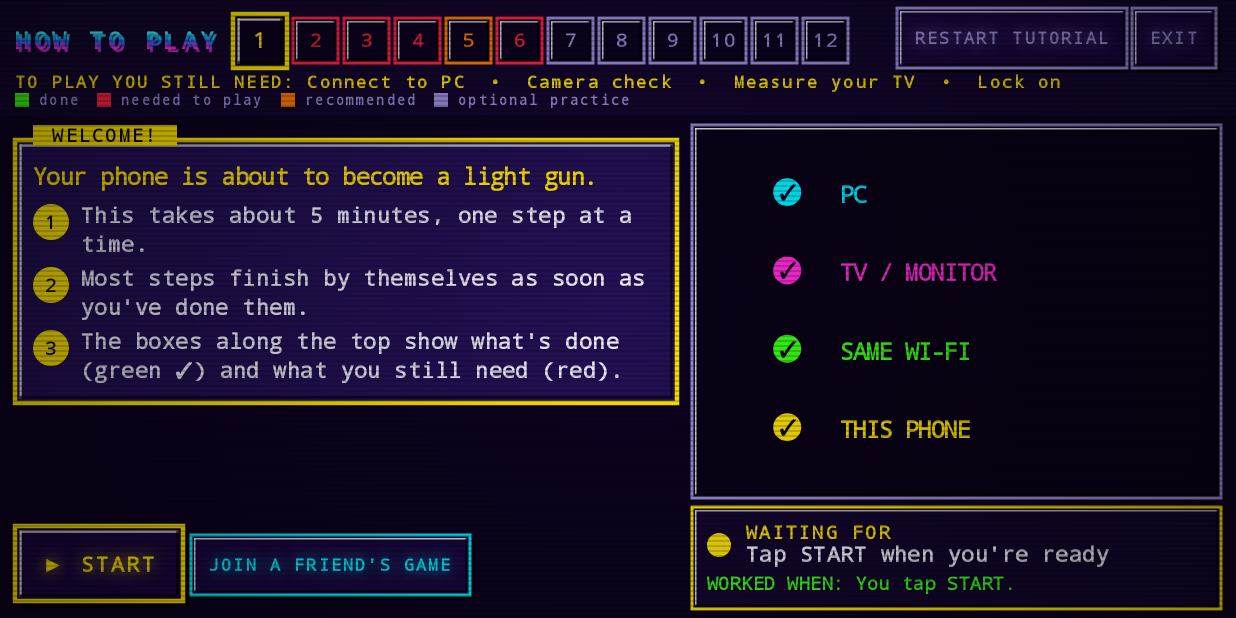
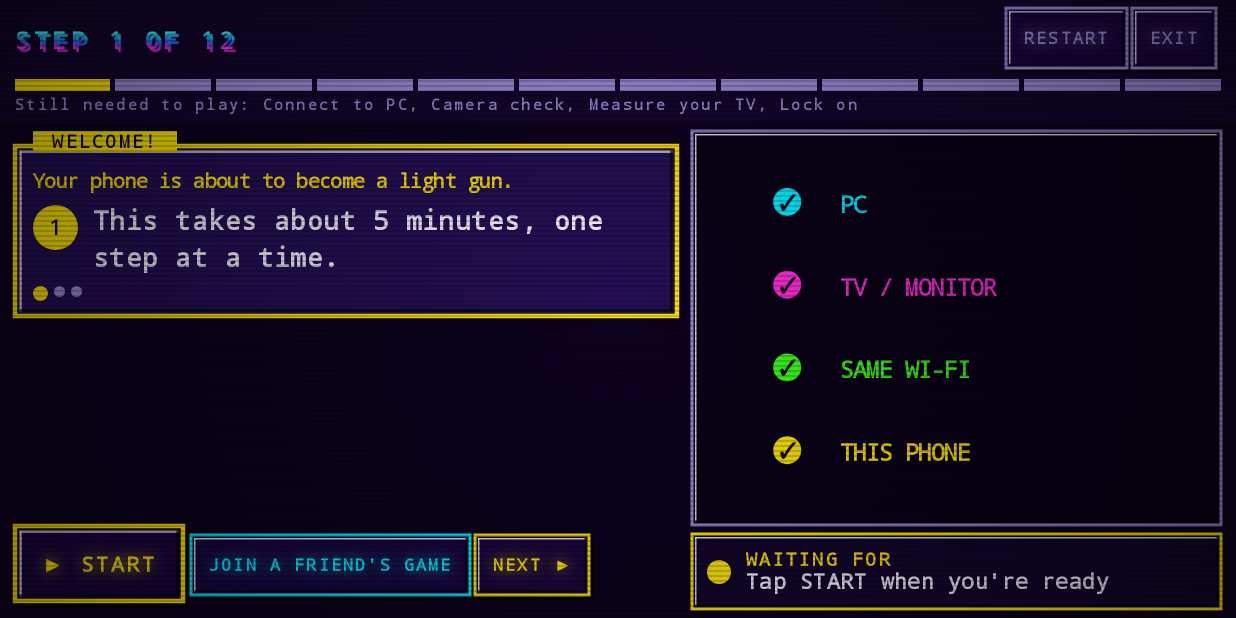
Before and after one commit to Fendercastercode/phone-lightgun, an Android app built with Jetpack Compose: the screen it shows after launch (MainActivity), on a phone screen of 824 x 412 dp (held sideways). Run offline under Robolectric (Android 15) with nearby library versions, the phone set to English and light mode, and no system bars; libraries missing offline, so code that uses them is left out: com.google.ar.core, com.journeyapps.barcodescanner, org.opencv.android, org.opencv.core, org.opencv.objdetect; 1 statement that could not run was skipped.

Commit message:
Step-by-step tutorial, in-play recalibrate, free-mouse toggle, loaded-game title
- Tutorial shows one instruction at a time with Back/Next and a slim progress bar
- Play: RECALIBRATE runs barrel calibration; host pauses RetroArch meanwhile
- Play: FREE MOUSE / GUN ON hands the PC mouse back (mouse_pause message)
- Play HUD shows the loaded game title from the PC's emulator status

Co-Authored-By: Claude Sonnet 5.5 <noreply@anthropic.com>

```diff
--- a/android/app/src/main/java/dev/lightgun/ui/Tutorial.kt
+++ b/android/app/src/main/java/dev/lightgun/ui/Tutorial.kt
@@ -201,7 +201,9 @@ private fun stages(onScanQr: () -> Unit): List<Stage> = listOf(
         "Last step: start a game on the PC. The PC app spots the emulator and game by itself.",
         listOf("On the PC, open RetroArch (or MAME, etc.) and load a light-gun game, full screen.",
             "The PC window shows if the emulator isn't seeing the gun - click FIX there (or tap FIX in PLAY).",
-            "RetroArch: after a fix, load the game again. Then tap PLAY!"),
+            "RetroArch: after a fix, load the game again. Then tap PLAY!",
+            "Aim feels off later? In PLAY tap RECALIBRATE. It pauses the game and shows targets on the TV.",
+            "Need the PC mouse? In PLAY tap FREE MOUSE, then GUN ON when you're done."),
         Art.GAME, success = "Shots land where you aim in the game.",
         stuck = listOf("Switched games? Just load the new one - the PC follows it (RetroArch needs Network Commands on; FIX turns it on).",
             "Other emulators: see host/presets.md in the RetroSight folder on your PC."),
@@ -223,6 +225,8 @@ fun TutorialScreen(gun: GunController, aim: AimState, cal: CalibrationController
                    onScanQr: () -> Unit, onFinish: () -> Unit) {
     val list = remember(onScanQr) { stages(onScanQr) }
     var index by rememberSaveable { mutableIntStateOf(0) }
+    // Which instruction of the stage is on screen: one at a time, never the whole list.
+    var sub by rememberSaveable { mutableIntStateOf(0) }
     var cleared by remember { mutableStateOf(false) }
     var showHelp by remember { mutableStateOf(false) }
     // Keyed on hostId: switching to a different pc (or forgetting one and re-adding it, which
@@ -247,7 +251,18 @@ fun TutorialScreen(gun: GunController, aim: AimState, cal: CalibrationController
     val missing = list.filterIndexed { i, st -> st.need == Need.REQUIRED && statuses[i] != Status.DONE }
 
     fun finish() { gun.markHostTutorialDone(true); onFinish() }
-    fun go(i: Int) { cleared = false; showHelp = false; index = i.coerceIn(0, list.lastIndex) }
+    fun go(i: Int, atEnd: Boolean = false) {
+        cleared = false; showHelp = false
+        index = i.coerceIn(0, list.lastIndex)
+        sub = if (atEnd) list[index].steps.lastIndex else 0
+    }
+    val lastSub = stage.steps.lastIndex
+    val subShown = sub.coerceIn(0, lastSub)
+    // once a calibration is actually running, the player is past the instructions: show the last one
+    LaunchedEffect(cal.phase) {
+        if (cal.phase == Phase.SHOOTING || cal.phase == Phase.SCANNING) sub = lastSub
+    }
+    fun back() { if (subShown > 0) sub = subShown - 1 else if (index > 0) go(index - 1, atEnd = true) }
     fun next() = if (index < list.lastIndex) go(index + 1) else finish()
     fun markDone(id: String) { doneOnce = doneOnce + id; gun.addHostTutorialStep(id) }
     // New PC, new room, or just want a clean run: forget every step was ever done instead of
@@ -298,15 +313,24 @@ fun TutorialScreen(gun: GunController, aim: AimState, cal: CalibrationController
                         if (alreadyDone) Text("\u2713 ALREADY DONE - redo it if you like, or tap NEXT",
                             Modifier.fillMaxWidth().background(Color(0xFF0E3A12)).padding(8.dp), style = arcade(12.sp, Neon.Lime))
                         RetroPanel(stage.title, accent = if (alreadyDone) Neon.Lime else stage.color) {
-                            Text(stage.goal, style = body(15.sp, stage.color))
-                            Spacer(Modifier.height(6.dp))
-                            stage.steps.forEachIndexed { i, line ->
-                                Row(Modifier.padding(vertical = 3.dp)) {
-                                    Box(Modifier.size(24.dp).background(stage.color, CircleShape), Alignment.Center) {
-                                        Text("${i + 1}", style = arcade(12.sp, Neon.Night))
+                            if (subShown == 0) {
+                                Text(stage.goal, style = body(13.sp, stage.color))
+                                Spacer(Modifier.height(8.dp))
+                            }
+                            Row(verticalAlignment = Alignment.Top) {
+                                Box(Modifier.size(30.dp).background(stage.color, CircleShape), Alignment.Center) {
+                                    Text("${subShown + 1}", style = arcade(14.sp, Neon.Night))
+                                }
+                                Spacer(Modifier.width(10.dp))
+                                Text(stage.steps[subShown], style = body(18.sp, Neon.White))
+                            }
+                            if (lastSub > 0) {
+                                Spacer(Modifier.height(8.dp))
+                                Row {
+                                    stage.steps.indices.forEach { i ->
+                                        Box(Modifier.padding(end = 4.dp).size(if (i == subShown) 10.dp else 7.dp)
+                                            .background(if (i <= subShown) stage.color else Neon.Dim, CircleShape))
                                     }
-                                    Spacer(Modifier.width(8.dp))
-                                    Text(line, style = body(14.sp, Neon.White))
                                 }
                             }
                         }
@@ -332,8 +356,10 @@ fun TutorialScreen(gun: GunController, aim: AimState, cal: CalibrationController
                         ArcadeButton("JOIN A FRIEND'S GAME", { onScanQr() }, small = true, color = Neon.Cyan)
                     if (stage.stuck.isNotEmpty())
                         ArcadeButton(if (showHelp) "HIDE HELP" else "STUCK?", { showHelp = !showHelp }, small = true, color = Neon.Orange)
-                    if (index > 0) ArcadeButton("\u25C0 BACK", { go(index - 1) }, small = true, color = Neon.Dim)
-                    if (alreadyDone || stage.skippable)
+                    if (index > 0 || subShown > 0) ArcadeButton("\u25C0 BACK", { back() }, small = true, color = Neon.Dim)
+                    if (subShown < lastSub)
+                        ArcadeButton("NEXT \u25B6", { sub = subShown + 1 }, small = true, color = stage.color)
+                    else if (alreadyDone || stage.skippable)
                         ArcadeButton(if (alreadyDone) "NEXT \u25B6" else "SKIP", { next() }, small = true,
                             color = if (alreadyDone) Neon.Lime else Neon.Dim)
                 }
@@ -391,43 +417,23 @@ private fun Header(list: List<Stage>, statuses: List<Status>, index: Int, missin
     var confirmRestart by remember { mutableStateOf(false) }
     Column(Modifier.fillMaxWidth().background(Color(0xFF14062E)).padding(horizontal = 10.dp, vertical = 5.dp)) {
         Row(verticalAlignment = Alignment.CenterVertically) {
-            ChromeTitle("HOW TO PLAY", 16.sp)
-            Spacer(Modifier.width(10.dp))
-            // one chip per step: tap to jump
-            list.forEachIndexed { i, st ->
-                val s = statuses[i]
-                val c = when (s) { Status.DONE -> Neon.Lime; Status.CURRENT -> Neon.Yellow
-                    Status.NEEDED -> if (st.need == Need.RECOMMENDED) Neon.Orange else Neon.Red; Status.OPTIONAL -> Neon.Dim }
-                val selected = i == index
-                Box(Modifier.padding(horizontal = 2.dp).size(if (selected) 36.dp else 30.dp)
-                    .background(if (s == Status.DONE) c else Neon.Night)
-                    .bevel(c, if (selected) 3.dp else 2.dp)
-                    .clickable { onJump(i) }, Alignment.Center) {
-                    Text(if (s == Status.DONE) "\u2713" else "${i + 1}",
-                        style = arcade(if (selected) 14.sp else 12.sp, if (s == Status.DONE) Neon.Night else c))
-                }
-            }
+            ChromeTitle("STEP ${index + 1} OF ${list.size}", 16.sp)
             Spacer(Modifier.weight(1f))
-            ArcadeButton(if (confirmRestart) "TAP AGAIN TO RESTART" else "RESTART TUTORIAL",
+            ArcadeButton(if (confirmRestart) "TAP AGAIN TO RESTART" else "RESTART",
                 { if (confirmRestart) { confirmRestart = false; onRestart() } else confirmRestart = true },
                 small = true, color = if (confirmRestart) Neon.Orange else Neon.Dim)
             ArcadeButton("EXIT", onExit, small = true, color = Neon.Dim)
         }
-        Text(if (missing.isEmpty()) "\u2713 READY TO PLAY! The rest is practice - tap any box to try it."
-             else "TO PLAY YOU STILL NEED: " + missing.joinToString("  \u2022  "),
-            style = arcade(11.sp, if (missing.isEmpty()) Neon.Lime else Neon.Yellow, weight = FontWeight.Bold))
-        Row {
-            Legend(Neon.Lime, "done"); Legend(Neon.Red, "needed to play"); Legend(Neon.Orange, "recommended")
-            Legend(Neon.Dim, "optional practice")
+        // one thin segment per step (tap to jump): green = done, yellow = here
+        Row(Modifier.fillMaxWidth().padding(top = 4.dp), horizontalArrangement = Arrangement.spacedBy(3.dp)) {
+            list.forEachIndexed { i, _ ->
+                val c = when { i == index -> Neon.Yellow; statuses[i] == Status.DONE -> Neon.Lime; else -> Neon.Dim }
+                Box(Modifier.weight(1f).height(8.dp).background(c).clickable { onJump(i) })
+            }
         }
-    }
-}
-
-@Composable
-private fun Legend(c: Color, label: String) {
-    Row(verticalAlignment = Alignment.CenterVertically, modifier = Modifier.padding(end = 12.dp)) {
-        Box(Modifier.size(9.dp).background(c))
-        Text(" $label", style = arcade(9.sp, Neon.Dim, weight = FontWeight.Bold))
+        if (missing.isNotEmpty())
+            Text("Still needed to play: " + missing.joinToString(", "), Modifier.padding(top = 3.dp),
+                style = arcade(10.sp, Neon.Dim, weight = FontWeight.Bold))
     }
 }
 
@@ -452,7 +458,6 @@ private fun StatusBar(stage: Stage, cal: CalibrationController.State, cleared: B
                 Text(line, style = body(14.sp, Neon.White))
             }
         }
-        Text("WORKED WHEN: ${stage.success}", Modifier.padding(top = 4.dp), style = body(12.sp, Neon.Lime))
     }
 }
 
```
Also changed, not shown: android/app/src/main/java/dev/lightgun/GunController.kt (+7 -0 lines), android/app/src/main/java/dev/lightgun/ui/Screens.kt (+33 -1 lines), 4 other files.
